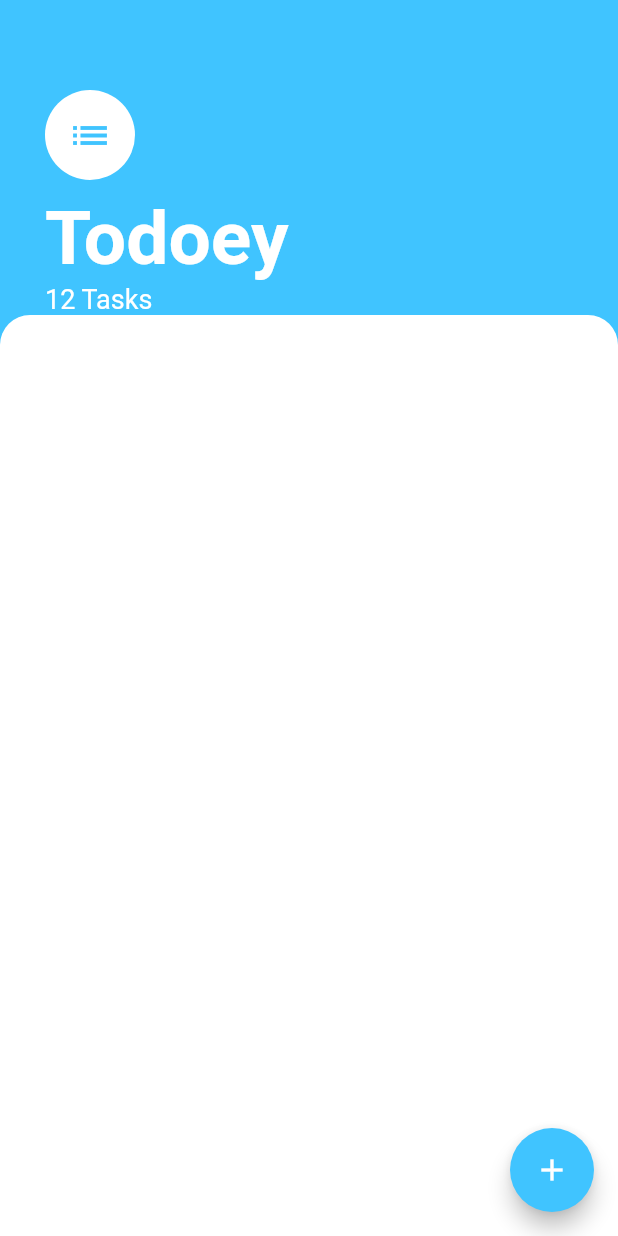
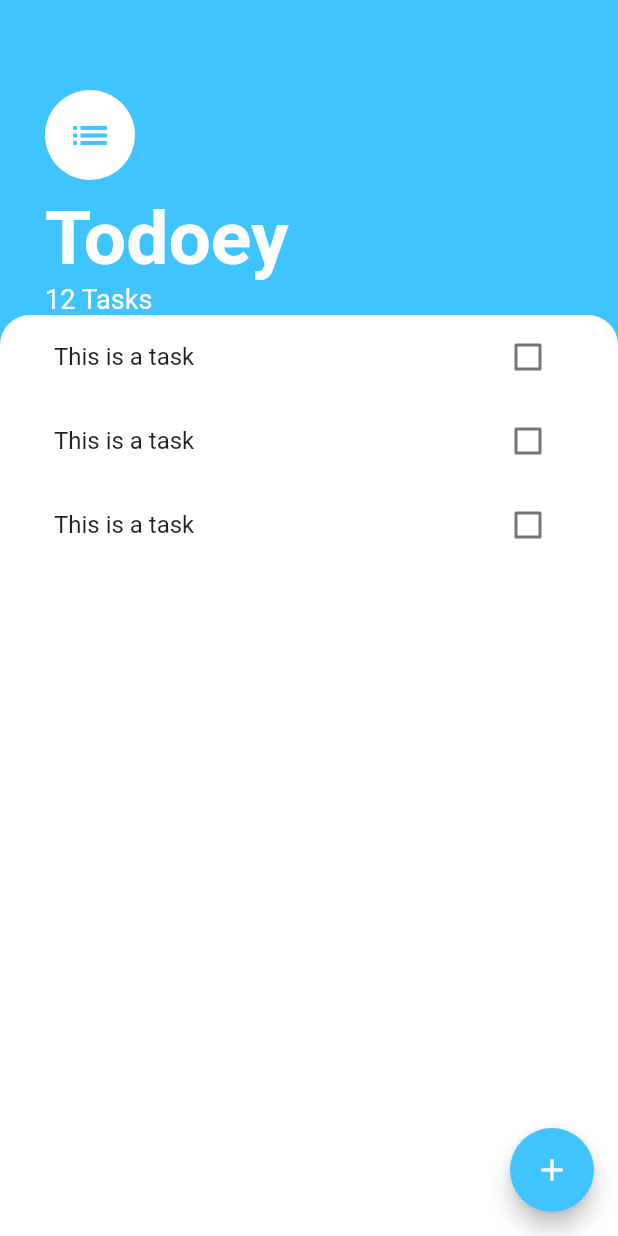
Before and after one commit to kurbatxx/todo_flutter_provider, a Flutter app: the screen it shows after launch, on a phone screen of 412 x 824 dp. Run offline on Flutter 3.47's test engine with Material 2 defaults, Android fonts, the phone set to English and light mode, and no system bars.

Commit message:
add on container for tasks tasks_list and tasl_tile

```diff
--- a/lib/screens/tasks_screen.dart
+++ b/lib/screens/tasks_screen.dart
@@ -1,4 +1,5 @@
 import 'package:flutter/material.dart';
+import '../widgets/tasks_list.dart';
 
 class TasksScreen extends StatelessWidget {
   const TasksScreen({Key? key}) : super(key: key);
@@ -56,12 +57,15 @@ class TasksScreen extends StatelessWidget {
           ),
           Expanded(
             child: Container(
+              padding: const EdgeInsets.symmetric(horizontal: 20.0),
               decoration: const BoxDecoration(
-                  color: Colors.white,
-                  borderRadius: BorderRadius.only(
-                    topLeft: Radius.circular(20.0),
-                    topRight: Radius.circular(20.0),
-                  )),
+                color: Colors.white,
+                borderRadius: BorderRadius.only(
+                  topLeft: Radius.circular(20.0),
+                  topRight: Radius.circular(20.0),
+                ),
+              ),
+              child: const TasksList(),
             ),
           ),
         ],
--- /dev/null
+++ b/lib/widgets/task_tile.dart
@@ -0,0 +1,15 @@
+import 'package:flutter/material.dart';
+
+class TaskTile extends StatelessWidget {
+  const TaskTile({
+    Key? key,
+  }) : super(key: key);
+
+  @override
+  Widget build(BuildContext context) {
+    return ListTile(
+      title: const Text('This is a task'),
+      trailing: Checkbox(value: false, onChanged: (value) => {value}),
+    );
+  }
+}
--- /dev/null
+++ b/lib/widgets/tasks_list.dart
@@ -0,0 +1,19 @@
+import 'package:flutter/material.dart';
+import './task_tile.dart';
+
+class TasksList extends StatelessWidget {
+  const TasksList({
+    Key? key,
+  }) : super(key: key);
+
+  @override
+  Widget build(BuildContext context) {
+    return ListView(
+      children: const [
+        TaskTile(),
+        TaskTile(),
+        TaskTile(),
+      ],
+    );
+  }
+}
```
